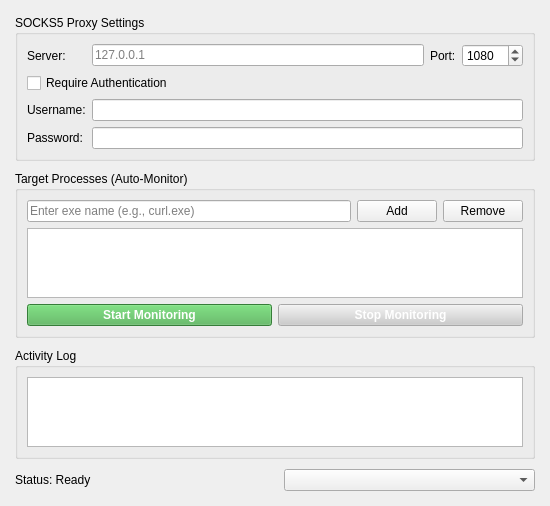
First picture: the form in launcher/MainWindow.ui, repository 4111y80y/OpenProxifier, before the edit.
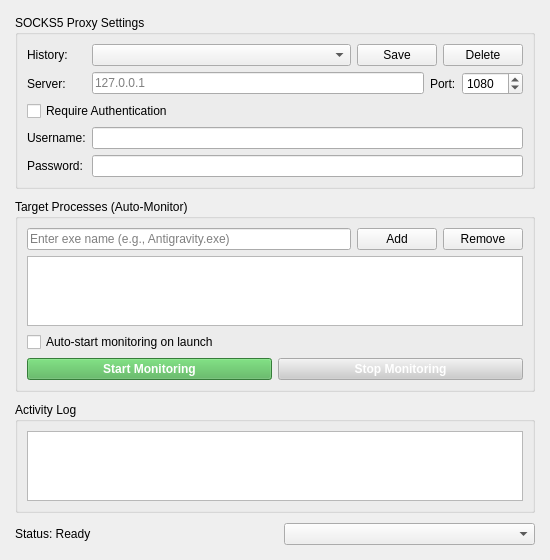
Second picture: the form after the edit.

Commit message:
Add server history, auto-start, and complete bilingual support
- Add server history dropdown with save/delete functionality
- Add auto-start monitoring checkbox option
- Change placeholder text from curl.exe to Antigravity.exe
- Add complete bilingual support for all log messages
- Fix all untranslated UI elements (status bar, messages, etc.)
- Save/load all settings using QSettings

```diff
--- a/launcher/MainWindow.ui
+++ b/launcher/MainWindow.ui
@@ -7,7 +7,7 @@
     <x>0</x>
     <y>0</y>
     <width>550</width>
-    <height>500</height>
+    <height>550</height>
    </rect>
   </property>
   <property name="windowTitle">
@@ -28,13 +28,57 @@
       </property>
       <layout class="QFormLayout" name="formLayout">
        <item row="0" column="0">
+        <widget class="QLabel" name="historyLabel">
+         <property name="text">
+          <string>History:</string>
+         </property>
+        </widget>
+       </item>
+       <item row="0" column="1">
+        <layout class="QHBoxLayout" name="historyLayout">
+         <item>
+          <widget class="QComboBox" name="serverHistoryCombo">
+           <property name="minimumWidth">
+            <number>200</number>
+           </property>
+           <property name="sizePolicy">
+            <sizepolicy hsizetype="Expanding" vsizetype="Fixed">
+             <horstretch>1</horstretch>
+             <verstretch>0</verstretch>
+            </sizepolicy>
+           </property>
+          </widget>
+         </item>
+         <item>
+          <widget class="QPushButton" name="saveServerButton">
+           <property name="text">
+            <string>Save</string>
+           </property>
+           <property name="maximumWidth">
+            <number>60</number>
+           </property>
+          </widget>
+         </item>
+         <item>
+          <widget class="QPushButton" name="deleteServerButton">
+           <property name="text">
+            <string>Delete</string>
+           </property>
+           <property name="maximumWidth">
+            <number>60</number>
+           </property>
+          </widget>
+         </item>
+        </layout>
+       </item>
+       <item row="1" column="0">
         <widget class="QLabel" name="hostLabel">
          <property name="text">
           <string>Server:</string>
          </property>
         </widget>
        </item>
-       <item row="0" column="1">
+       <item row="1" column="1">
         <layout class="QHBoxLayout" name="hostLayout">
          <item>
           <widget class="QLineEdit" name="proxyHostEdit">
@@ -65,31 +109,31 @@
          </item>
         </layout>
        </item>
-       <item row="1" column="0" colspan="2">
+       <item row="2" column="0" colspan="2">
         <widget class="QCheckBox" name="authCheckBox">
          <property name="text">
           <string>Require Authentication</string>
          </property>
         </widget>
        </item>
-       <item row="2" column="0">
+       <item row="3" column="0">
         <widget class="QLabel" name="userLabel">
          <property name="text">
           <string>Username:</string>
          </property>
         </widget>
        </item>
-       <item row="2" column="1">
+       <item row="3" column="1">
         <widget class="QLineEdit" name="usernameEdit"/>
        </item>
-       <item row="3" column="0">
+       <item row="4" column="0">
         <widget class="QLabel" name="passLabel">
          <property name="text">
           <string>Password:</string>
          </property>
         </widget>
        </item>
-       <item row="3" column="1">
+       <item row="4" column="1">
         <widget class="QLineEdit" name="passwordEdit">
          <property name="echoMode">
           <enum>QLineEdit::Password</enum>
@@ -110,7 +154,7 @@
          <item>
           <widget class="QLineEdit" name="exeNameEdit">
            <property name="placeholderText">
-            <string>Enter exe name (e.g., curl.exe)</string>
+            <string>Enter exe name (e.g., Antigravity.exe)</string>
            </property>
           </widget>
          </item>
@@ -137,6 +181,13 @@
          </property>
         </widget>
        </item>
+       <item>
+        <widget class="QCheckBox" name="autoStartCheckBox">
+         <property name="text">
+          <string>Auto-start monitoring on launch</string>
+         </property>
+        </widget>
+       </item>
        <item>
         <layout class="QHBoxLayout" name="monitorLayout">
          <item>
```
The commit also changes 2 other files.
